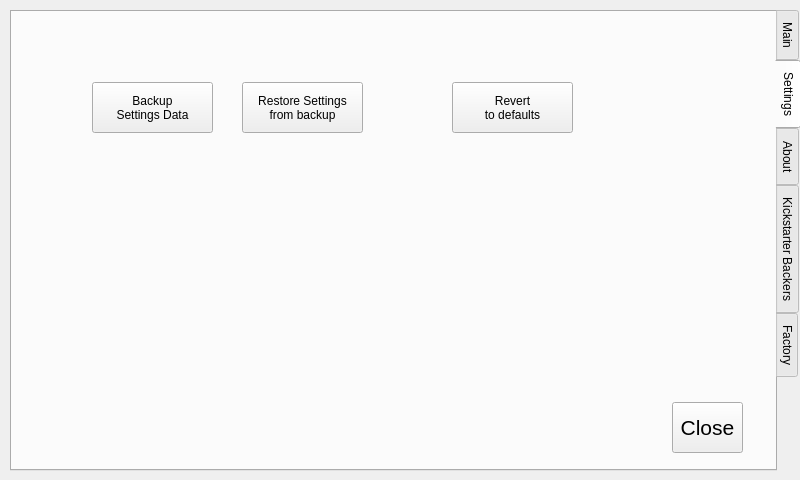
Old version of the form src/utilwindow.ui in the repository krontech/chronos-cam-app.
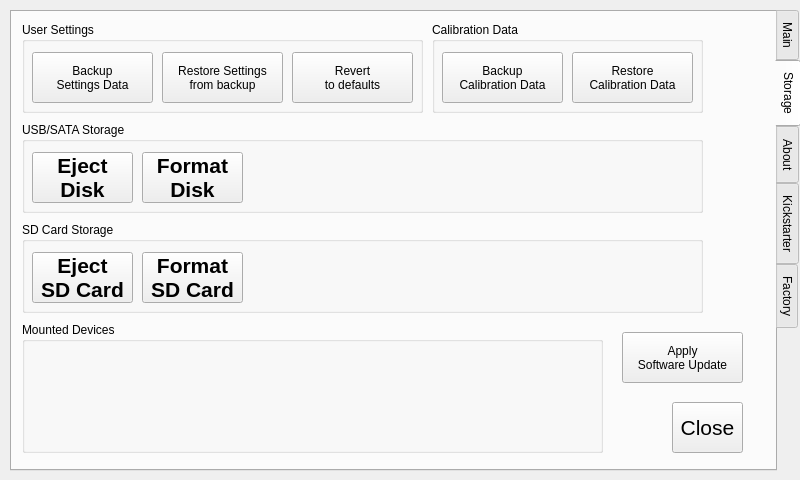
New version of the form. The open tabs and pages were chosen to show the change. Custom widgets are drawn as their Qt base class.

Commit message:
Add storage tab to util window, add buttons to format disks.
Users have frequently had difficulty formatting storage devices for
use with the camera, so add some buttons to the util window to do it
for them (partitions the disk into one large drive, and then formats
it as FAT32).

The edit to the form file:
```diff
--- a/src/utilwindow.ui
+++ b/src/utilwindow.ui
@@ -35,25 +35,11 @@
     <attribute name="title">
      <string>Main</string>
     </attribute>
-    <widget class="QPushButton" name="cmdSWUpdate">
-     <property name="geometry">
-      <rect>
-       <x>10</x>
-       <y>390</y>
-       <width>121</width>
-       <height>51</height>
-      </rect>
-     </property>
-     <property name="text">
-      <string>Apply
-Software Update</string>
-     </property>
-    </widget>
     <widget class="QGroupBox" name="groupBoxClock">
      <property name="geometry">
       <rect>
        <x>10</x>
-       <y>110</y>
+       <y>10</y>
        <width>431</width>
        <height>81</height>
       </rect>
@@ -125,7 +111,7 @@
      <property name="geometry">
       <rect>
        <x>10</x>
-       <y>240</y>
+       <y>100</y>
        <width>331</width>
        <height>131</height>
       </rect>
@@ -264,7 +250,7 @@
      <property name="geometry">
       <rect>
        <x>480</x>
-       <y>220</y>
+       <y>120</y>
        <width>191</width>
        <height>41</height>
       </rect>
@@ -287,94 +273,11 @@
       <bool>false</bool>
      </property>
     </widget>
-    <widget class="QPushButton" name="cmdSaveCal">
-     <property name="geometry">
-      <rect>
-       <x>160</x>
-       <y>390</y>
-       <width>121</width>
-       <height>51</height>
-      </rect>
-     </property>
-     <property name="text">
-      <string>Backup
-Calibration Data</string>
-     </property>
-    </widget>
-    <widget class="QPushButton" name="cmdRestoreCal">
-     <property name="geometry">
-      <rect>
-       <x>310</x>
-       <y>390</y>
-       <width>121</width>
-       <height>51</height>
-      </rect>
-     </property>
-     <property name="text">
-      <string>Restore
-Calibration Data</string>
-     </property>
-    </widget>
-    <widget class="QGroupBox" name="grpEject">
-     <property name="geometry">
-      <rect>
-       <x>10</x>
-       <y>10</y>
-       <width>251</width>
-       <height>81</height>
-      </rect>
-     </property>
-     <property name="title">
-      <string>Removable Storage</string>
-     </property>
-     <widget class="QPushButton" name="cmdEjectSD">
-      <property name="geometry">
-       <rect>
-        <x>140</x>
-        <y>20</y>
-        <width>101</width>
-        <height>51</height>
-       </rect>
-      </property>
-      <property name="font">
-       <font>
-        <pointsize>16</pointsize>
-        <weight>75</weight>
-        <bold>true</bold>
-       </font>
-      </property>
-      <property name="text">
-       <string>Eject
-SD</string>
-      </property>
-     </widget>
-     <widget class="QPushButton" name="cmdEjectUSB">
-      <property name="geometry">
-       <rect>
-        <x>10</x>
-        <y>20</y>
-        <width>101</width>
-        <height>51</height>
-       </rect>
-      </property>
-      <property name="font">
-       <font>
-        <pointsize>16</pointsize>
-        <weight>75</weight>
-        <bold>true</bold>
-       </font>
-      </property>
-      <property name="text">
-       <string>Eject
-USB</string>
-      </property>
-     </widget>
-    </widget>
     <widget class="QCheckBox" name="chkAutoSave">
      <property name="geometry">
       <rect>
        <x>480</x>
-       <y>170</y>
+       <y>70</y>
        <width>161</width>
        <height>41</height>
       </rect>
@@ -401,7 +304,7 @@
      <property name="geometry">
       <rect>
        <x>480</x>
-       <y>120</y>
+       <y>20</y>
        <width>181</width>
        <height>41</height>
       </rect>
@@ -427,8 +330,8 @@
     <widget class="QLabel" name="lblUnsavedVideoLabel">
      <property name="geometry">
       <rect>
-       <x>300</x>
-       <y>40</y>
+       <x>10</x>
+       <y>240</y>
        <width>211</width>
        <height>61</height>
       </rect>
@@ -450,7 +353,7 @@
      <property name="geometry">
       <rect>
        <x>480</x>
-       <y>320</y>
+       <y>220</y>
        <width>191</width>
        <height>41</height>
       </rect>
@@ -477,7 +380,7 @@
      <property name="geometry">
       <rect>
        <x>480</x>
-       <y>360</y>
+       <y>260</y>
        <width>171</width>
        <height>61</height>
       </rect>
@@ -504,8 +407,8 @@
     <widget class="QComboBox" name="comboDisableUnsavedWarning">
      <property name="geometry">
       <rect>
-       <x>480</x>
-       <y>50</y>
+       <x>200</x>
+       <y>250</y>
        <width>201</width>
        <height>41</height>
       </rect>
@@ -535,7 +438,7 @@
      <property name="geometry">
       <rect>
        <x>480</x>
-       <y>270</y>
+       <y>170</y>
        <width>171</width>
        <height>41</height>
       </rect>
@@ -556,70 +459,324 @@
      </property>
     </widget>
    </widget>
-   <widget class="QWidget" name="tabSettings">
+   <widget class="QWidget" name="tabStorage">
     <attribute name="title">
-     <string>Settings</string>
+     <string>Storage</string>
     </attribute>
-    <widget class="QPushButton" name="cmdDefaults">
+    <widget class="QPushButton" name="cmdClose_2">
      <property name="geometry">
       <rect>
-       <x>440</x>
-       <y>70</y>
-       <width>121</width>
+       <x>660</x>
+       <y>390</y>
+       <width>71</width>
        <height>51</height>
       </rect>
      </property>
+     <property name="font">
+      <font>
+       <pointsize>16</pointsize>
+      </font>
+     </property>
      <property name="text">
-      <string>Revert
-to defaults</string>
+      <string>Close</string>
      </property>
     </widget>
-    <widget class="QPushButton" name="cmdBackupSettings">
+    <widget class="QGroupBox" name="gbUserSettings">
      <property name="geometry">
       <rect>
-       <x>80</x>
-       <y>70</y>
-       <width>121</width>
-       <height>51</height>
+       <x>10</x>
+       <y>10</y>
+       <width>401</width>
+       <height>91</height>
       </rect>
      </property>
-     <property name="text">
-      <string>Backup
+     <property name="title">
+      <string>User Settings</string>
+     </property>
+     <widget class="QPushButton" name="cmdBackupSettings">
+      <property name="geometry">
+       <rect>
+        <x>10</x>
+        <y>30</y>
+        <width>121</width>
+        <height>51</height>
+       </rect>
+      </property>
+      <property name="text">
+       <string>Backup
 Settings Data</string>
-     </property>
-    </widget>
-    <widget class="QPushButton" name="cmdRestoreSettings">
-     <property name="geometry">
-      <rect>
-       <x>230</x>
-       <y>70</y>
-       <width>121</width>
-       <height>51</height>
-      </rect>
-     </property>
-     <property name="text">
-      <string>Restore Settings
+      </property>
+     </widget>
+     <widget class="QPushButton" name="cmdRestoreSettings">
+      <property name="geometry">
+       <rect>
+        <x>140</x>
+        <y>30</y>
+        <width>121</width>
+        <height>51</height>
+       </rect>
+      </property>
+      <property name="text">
+       <string>Restore Settings
 from backup</string>
+      </property>
+     </widget>
+     <widget class="QPushButton" name="cmdDefaults">
+      <property name="geometry">
+       <rect>
+        <x>270</x>
+        <y>30</y>
+        <width>121</width>
+        <height>51</height>
+       </rect>
+      </property>
+      <property name="text">
+       <string>Revert
+to defaults</string>
+      </property>
+     </widget>
+    </widget>
+    <widget class="QGroupBox" name="gbCalData">
+     <property name="geometry">
+      <rect>
+       <x>420</x>
+       <y>10</y>
+       <width>271</width>
+       <height>91</height>
+      </rect>
      </property>
+     <property name="title">
+      <string>Calibration Data</string>
+     </property>
+     <widget class="QPushButton" name="cmdSaveCal">
+      <property name="geometry">
+       <rect>
+        <x>10</x>
+        <y>30</y>
+        <width>121</width>
+        <height>51</height>
+       </rect>
+      </property>
+      <property name="text">
+       <string>Backup
+Calibration Data</string>
+      </property>
+     </widget>
+     <widget class="QPushButton" name="cmdRestoreCal">
+      <property name="geometry">
+       <rect>
+        <x>140</x>
+        <y>30</y>
+        <width>121</width>
+        <height>51</height>
+       </rect>
+      </property>
+      <property name="text">
+       <string>Restore
+Calibration Data</string>
+      </property>
+     </widget>
     </widget>
-    <widget class="QPushButton" name="cmdClose_2">
+    <widget class="QGroupBox" name="gbDisk">
      <property name="geometry">
       <rect>
-       <x>660</x>
-       <y>390</y>
-       <width>71</width>
+       <x>10</x>
+       <y>110</y>
+       <width>681</width>
+       <height>91</height>
+      </rect>
+     </property>
+     <property name="title">
+      <string>USB/SATA Storage</string>
+     </property>
+     <widget class="QPushButton" name="cmdEjectDisk">
+      <property name="geometry">
+       <rect>
+        <x>10</x>
+        <y>30</y>
+        <width>101</width>
+        <height>51</height>
+       </rect>
+      </property>
+      <property name="font">
+       <font>
+        <pointsize>16</pointsize>
+        <weight>75</weight>
+        <bold>true</bold>
+       </font>
+      </property>
+      <property name="text">
+       <string>Eject
+Disk</string>
+      </property>
+     </widget>
+     <widget class="QPushButton" name="cmdFormatDisk">
+      <property name="geometry">
+       <rect>
+        <x>120</x>
+        <y>30</y>
+        <width>101</width>
+        <height>51</height>
+       </rect>
+      </property>
+      <property name="font">
+       <font>
+        <pointsize>16</pointsize>
+        <weight>75</weight>
+        <bold>true</bold>
+       </font>
+      </property>
+      <property name="text">
+       <string>Format
+Disk</string>
+      </property>
+     </widget>
+     <widget class="QLabel" name="lblStatusDisk">
+      <property name="geometry">
+       <rect>
+        <x>240</x>
+        <y>30</y>
+        <width>431</width>
+        <height>51</height>
+       </rect>
+      </property>
+      <property name="font">
+       <font>
+        <family>DejaVu Sans Mono</family>
+       </font>
+      </property>
+      <property name="text">
+       <string/>
+      </property>
+      <property name="alignment">
+       <set>Qt::AlignLeading|Qt::AlignLeft|Qt::AlignTop</set>
+      </property>
+     </widget>
+    </widget>
+    <widget class="QGroupBox" name="gbSDCard">
+     <property name="geometry">
+      <rect>
+       <x>10</x>
+       <y>210</y>
+       <width>681</width>
+       <height>91</height>
+      </rect>
+     </property>
+     <property name="title">
+      <string>SD Card Storage</string>
+     </property>
+     <widget class="QPushButton" name="cmdEjectSD">
+      <property name="geometry">
+       <rect>
+        <x>10</x>
+        <y>30</y>
+        <width>101</width>
+        <height>51</height>
+       </rect>
+      </property>
+      <property name="font">
+       <font>
+        <pointsize>16</pointsize>
+        <weight>75</weight>
+        <bold>true</bold>
+       </font>
+      </property>
+      <property name="text">
+       <string>Eject
+SD Card</string>
+      </property>
+     </widget>
+     <widget class="QPushButton" name="cmdFormatSD">
+      <property name="geometry">
+       <rect>
+        <x>120</x>
+        <y>30</y>
+        <width>101</width>
+        <height>51</height>
+       </rect>
+      </property>
+      <property name="font">
+       <font>
+        <pointsize>16</pointsize>
+        <weight>75</weight>
+        <bold>true</bold>
+       </font>
+      </property>
+      <property name="text">
+       <string>Format
+SD Card</string>
+      </property>
+     </widget>
+     <widget class="QLabel" name="lblStatusSD">
+      <property name="geometry">
+       <rect>
+        <x>240</x>
+        <y>30</y>
+        <width>431</width>
+        <height>51</height>
+       </rect>
+      </property>
+      <property name="font">
+       <font>
+        <family>DejaVu Sans Mono</family>
+       </font>
+      </property>
+      <property name="text">
+       <string/>
+      </property>
+      <property name="alignment">
+       <set>Qt::AlignLeading|Qt::AlignLeft|Qt::AlignTop</set>
+      </property>
+     </widget>
+    </widget>
+    <widget class="QPushButton" name="cmdSWUpdate">
+     <property name="geometry">
+      <rect>
+       <x>610</x>
+       <y>320</y>
+       <width>121</width>
        <height>51</height>
       </rect>
      </property>
-     <property name="font">
-      <font>
-       <pointsize>16</pointsize>
-      </font>
-     </property>
      <property name="text">
-      <string>Close</string>
+      <string>Apply
+Software Update</string>
      </property>
     </widget>
+    <widget class="QGroupBox" name="gbMountedDevices">
+     <property name="geometry">
+      <rect>
+       <x>10</x>
+       <y>310</y>
+       <width>581</width>
+       <height>131</height>
+      </rect>
+     </property>
+     <property name="title">
+      <string>Mounted Devices</string>
+     </property>
+     <widget class="QLabel" name="lblMountedDevices">
+      <property name="geometry">
+       <rect>
+        <x>10</x>
+        <y>20</y>
+        <width>561</width>
+        <height>101</height>
+       </rect>
+      </property>
+      <property name="font">
+       <font>
+        <family>DejaVu Sans Mono</family>
+       </font>
+      </property>
+      <property name="text">
+       <string/>
+      </property>
+      <property name="alignment">
+       <set>Qt::AlignLeading|Qt::AlignLeft|Qt::AlignTop</set>
+      </property>
+     </widget>
+    </widget>
    </widget>
    <widget class="QWidget" name="tabAbout">
     <attribute name="title">
@@ -664,9 +821,9 @@
      </property>
     </widget>
    </widget>
-   <widget class="QWidget" name="tab">
+   <widget class="QWidget" name="tabKickstarter">
     <attribute name="title">
-     <string>Kickstarter Backers</string>
+     <string>Kickstarter</string>
     </attribute>
     <widget class="QTextEdit" name="textKickstarter">
      <property name="geometry">
```
Left out of the diff: 12 changed lines with no effect on the pictures. The commit also changes 4 other files.
